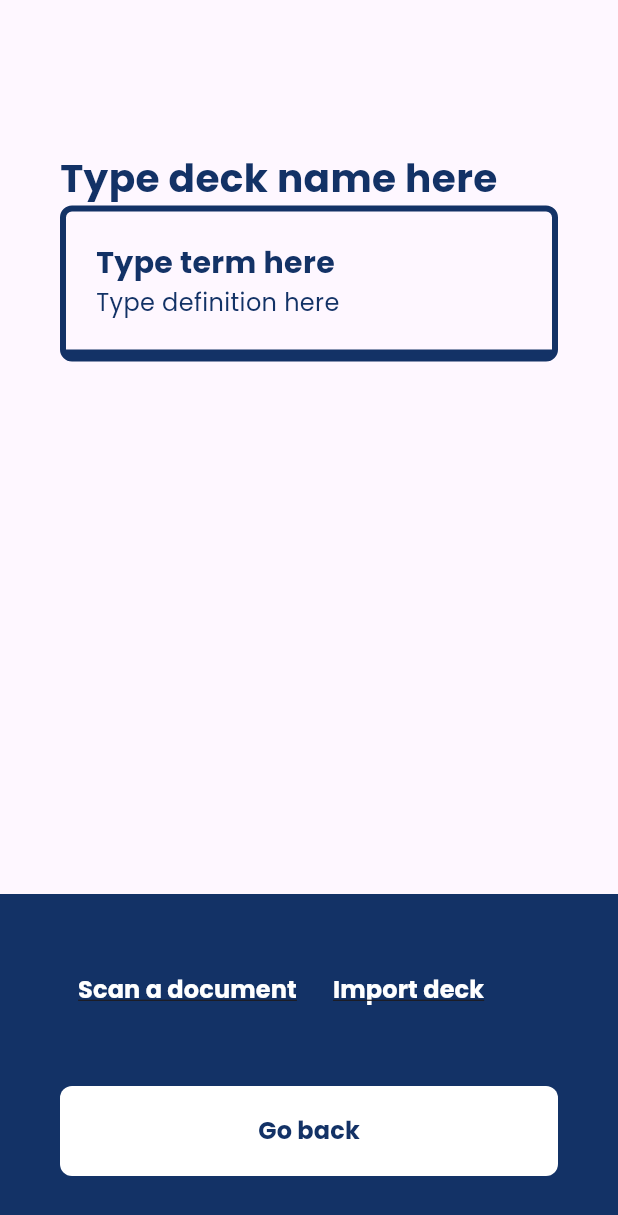
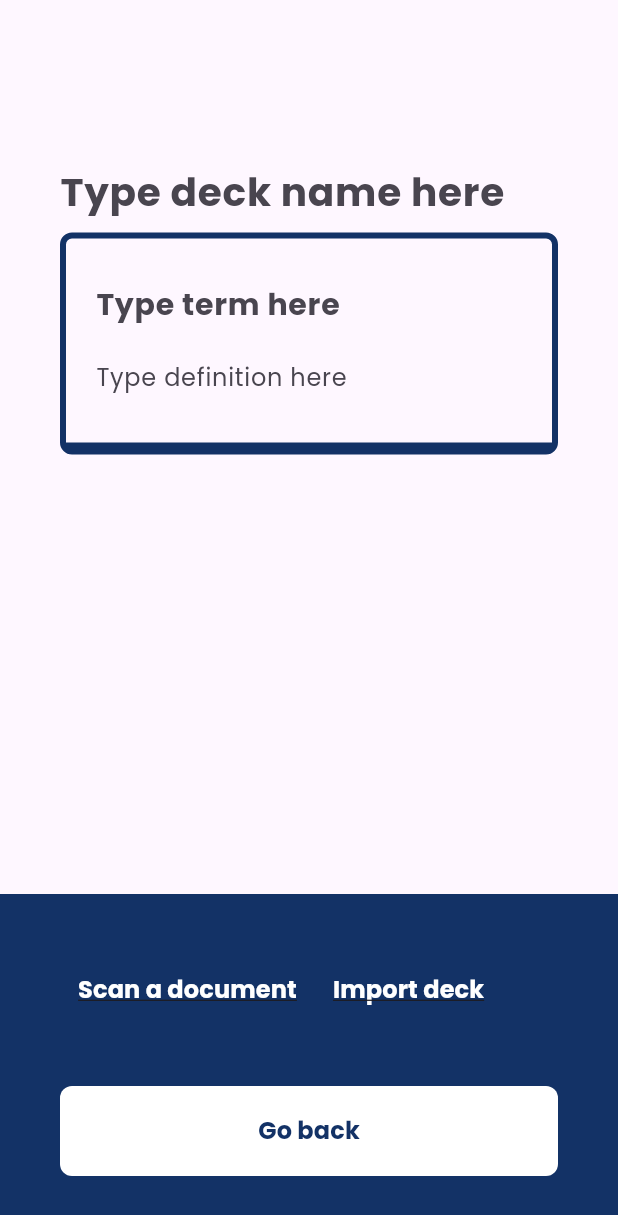
Before and after one commit to juul-vandevelde-howest/smartAppDev-eindopdracht, a Flutter app: the Add screen opened directly, on a phone screen of 412 x 824 dp. Shown: the top 1215 px of the screen. Run offline on Flutter 3.47's test engine with Material 3 defaults, Android fonts, the light colour scheme and no system bars; our stand-ins replace firebase_auth, firebase_core, phosphor_flutter; accounts and stored records are empty.

Commit message:
feat: transformed texts into textformfields

```diff
--- a/lib/routes/flip/add.dart
+++ b/lib/routes/flip/add.dart
@@ -1,5 +1,6 @@
 import 'package:flip/routes/flip/decks.dart';
 import 'package:flutter/material.dart';
+import 'package:flutter/widgets.dart';
 
 class Add extends StatelessWidget {
   const Add({super.key});
@@ -11,13 +12,22 @@ class Add extends StatelessWidget {
       body: Column(
         crossAxisAlignment: CrossAxisAlignment.start,
         children: [
-          const Padding(
-            padding: EdgeInsets.only(top: 100, left: 40, right: 40),
-            child: Text(
-              "Type deck name here",
-              style: TextStyle(
+          Padding(
+            padding: const EdgeInsets.only(top: 100, left: 40, right: 40),
+            child: TextFormField(
+              cursorColor: const Color(0xFF133266),
+              cursorWidth: 3,
+              style: const TextStyle(
                 fontWeight: FontWeight.bold,
                 fontSize: 26,
+              ),
+              decoration: const InputDecoration(
+                border: InputBorder.none,
+                hintText: "Type deck name here",
+                hintStyle: TextStyle(
+                  fontWeight: FontWeight.bold,
+                  fontSize: 26,
+                ),
               ),
             ),
           ),
@@ -25,6 +35,7 @@ class Add extends StatelessWidget {
             child: Padding(
               padding: const EdgeInsets.symmetric(horizontal: 40),
               child: ListView(
+                padding: EdgeInsets.zero,
                 children: [
                   Container(
                     margin: const EdgeInsets.only(bottom: 20),
@@ -49,29 +60,50 @@ class Add extends StatelessWidget {
                       ),
                       borderRadius: BorderRadius.circular(8),
                     ),
-                    child: const Padding(
-                      padding: EdgeInsets.all(20.0),
+                    child: Padding(
+                      padding: const EdgeInsets.all(20.0),
                       child: Row(
                         crossAxisAlignment: CrossAxisAlignment.start,
                         mainAxisAlignment: MainAxisAlignment.spaceBetween,
                         children: [
-                          Column(
+                          Expanded(
+                            child: Column(
                               crossAxisAlignment: CrossAxisAlignment.start,
                               children: [
-                              Text(
-                                'Type term here',
-                                style: TextStyle(
+                                TextFormField(
+                                  cursorColor: const Color(0xFF133266),
+                                  cursorWidth: 3,
+                                  style: const TextStyle(
+                                    fontWeight: FontWeight.bold,
                                     fontSize: 20,
+                                  ),
+                                  decoration: const InputDecoration(
+                                    contentPadding: EdgeInsets.zero,
+                                    border: InputBorder.none,
+                                    hintText: "Type term here",
+                                    hintStyle: TextStyle(
                                       fontWeight: FontWeight.bold,
+                                      fontSize: 20,
                                     ),
                                   ),
-                              Text(
-                                'Type definition here',
-                                style: TextStyle(
+                                ),
+                                TextFormField(
+                                  cursorColor: const Color(0xFF133266),
+                                  cursorWidth: 3,
+                                  style: const TextStyle(
+                                    fontSize: 16,
+                                  ),
+                                  decoration: const InputDecoration(
+                                    contentPadding: EdgeInsets.zero,
+                                    border: InputBorder.none,
+                                    hintText: "Type definition here",
+                                    hintStyle: TextStyle(
                                       fontSize: 16,
                                     ),
                                   ),
+                                ),
                               ],
+                            ),
                           ),
                         ],
                       ),
```
Lines whose indentation alone changed are shown as unchanged.
